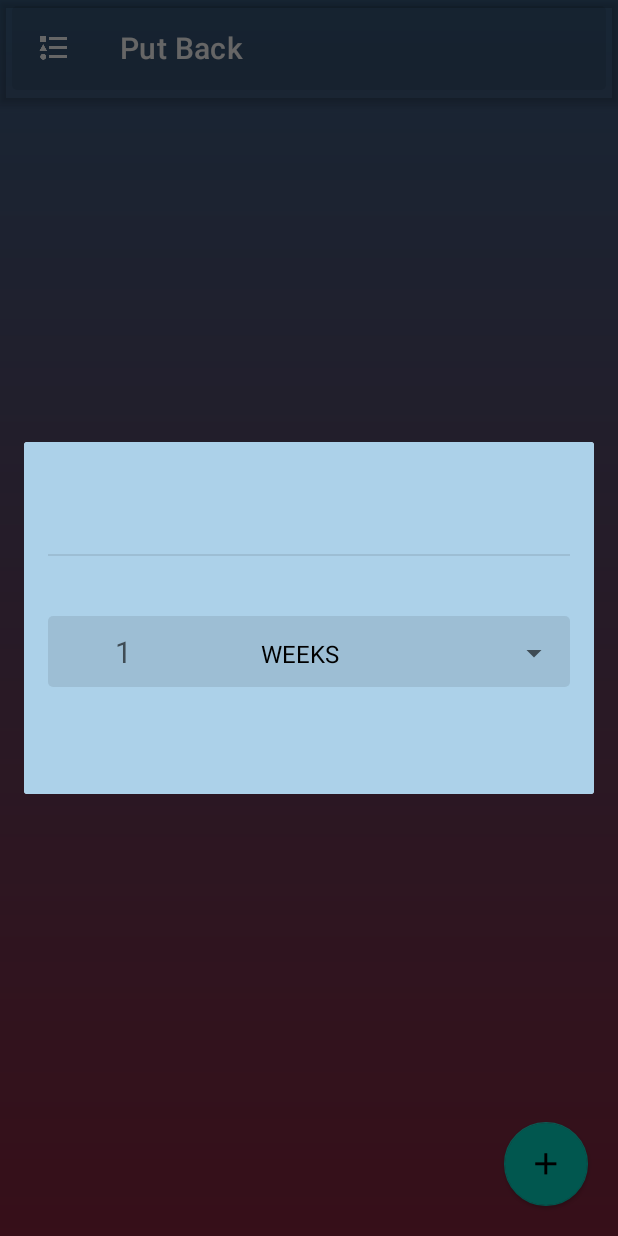
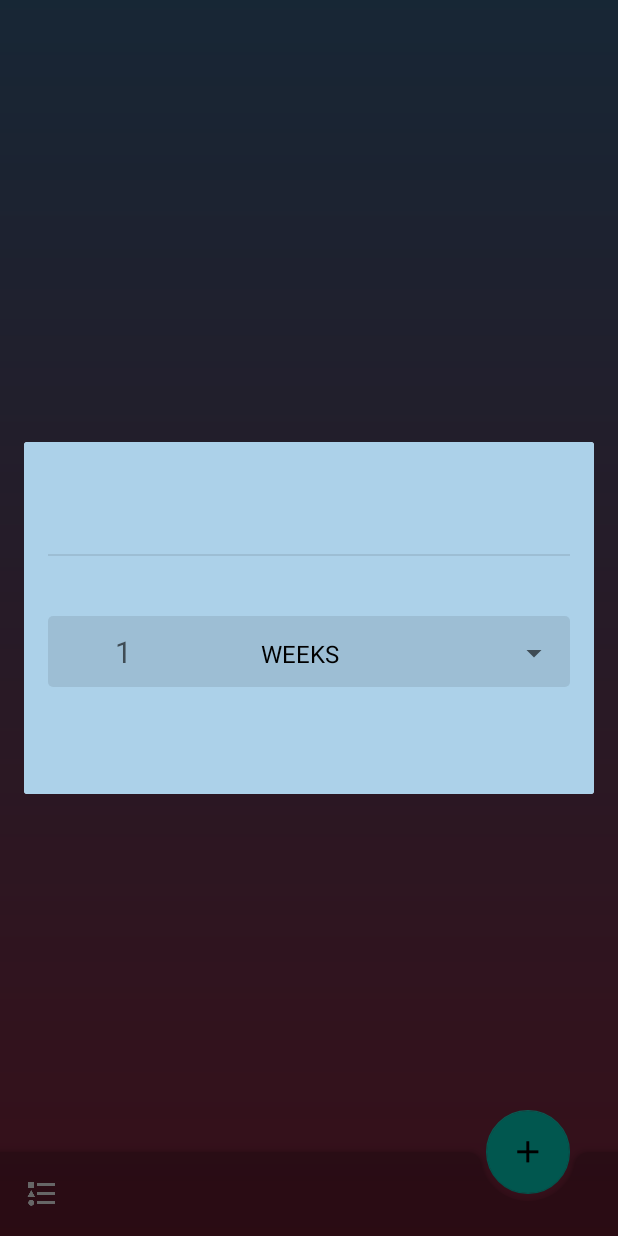
Before and after one commit to mhashim6/Put-Back, an Android app: the screen it shows after launch (MainActivity), after a tap on an icon or button, on a phone screen of 412 x 824 dp. Run offline under Robolectric (Android 15) with nearby library versions, the light colour scheme and no system bars; our stand-ins replace RxJava; libraries missing offline, so code that uses them is left out: androidx.navigation.fragment, io.realm; 12 statements that could not run were skipped.

Commit message:
bottom appbar.

```diff
--- a/app/src/main/res/layout/fragment_notions.xml
+++ b/app/src/main/res/layout/fragment_notions.xml
@@ -7,10 +7,6 @@
 	android:layout_width="match_parent"
 	android:layout_height="match_parent"
 	tools:context=".ui.notionsFragment.NotionsFragment">
-
-	<include
-		android:id="@+id/toolbar"
-		layout="@layout/common_toolbar"/>
 
 	<androidx.recyclerview.widget.RecyclerView
 		android:id="@+id/notionsRecyclerId"
@@ -34,17 +30,28 @@
 		app:srcCompat="@drawable/ic_spider"
 		/>
 
+	<com.google.android.material.bottomappbar.BottomAppBar
+		android:id="@+id/toolbarId"
+		android:layout_width="match_parent"
+		android:layout_height="wrap_content"
+		android:layout_gravity="bottom"
+		app:backgroundTint="@color/dark_transparent"
+		app:fabAlignmentMode="end"
+		app:hideOnScroll="true"
+		app:navigationIcon="@drawable/ic_format_list_bulleted_type_white_24dp"
+		app:title="@string/app_name"
+		android:title="@string/app_name"
+		app:titleTextColor="@android:color/white"/>
+
 	<com.google.android.material.floatingactionbutton.FloatingActionButton
 		android:id="@+id/fabId"
 		android:layout_width="wrap_content"
 		android:layout_height="wrap_content"
-		android:layout_gravity="bottom|end"
-		android:layout_marginEnd="20dp"
-		android:layout_marginRight="20dp"
-		android:layout_marginBottom="20dp"
 		android:src="@drawable/ic_plus_black_36dp"
 		app:elevation="1dp"
-		app:fabSize="normal"
+		app:fabSize="auto"
+		app:layout_anchor="@id/toolbarId"
 		app:layout_scrollFlags="scroll|enterAlways"
 		app:pressedTranslationZ="12dp"/>
+
 </androidx.coordinatorlayout.widget.CoordinatorLayout>
```
